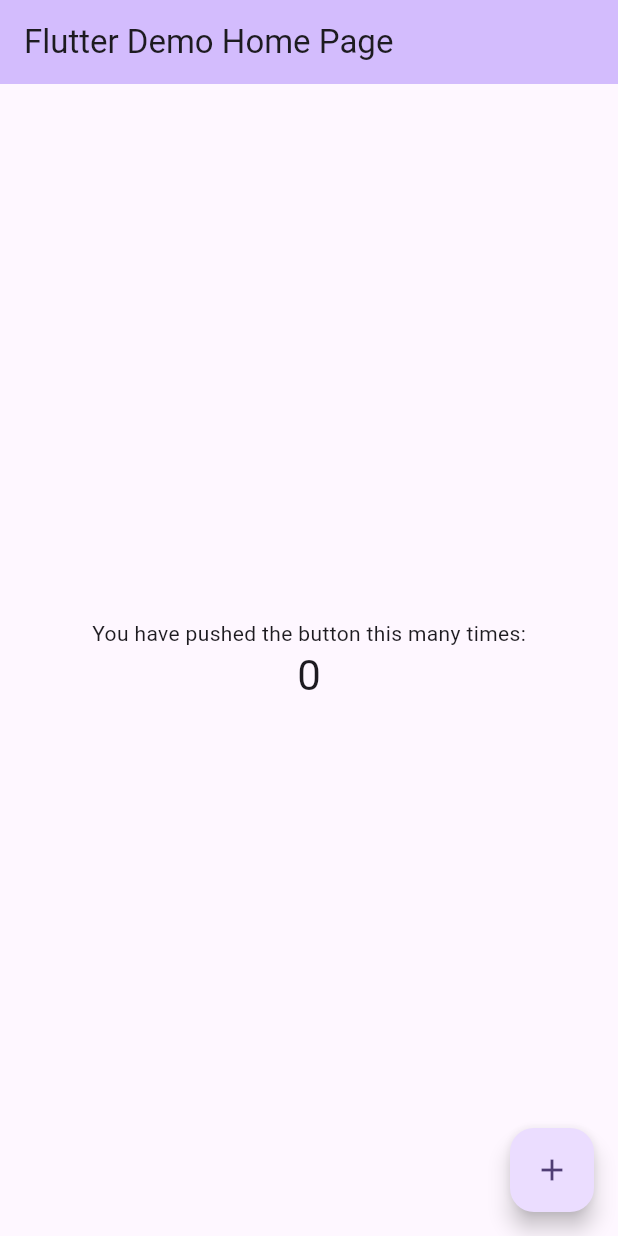
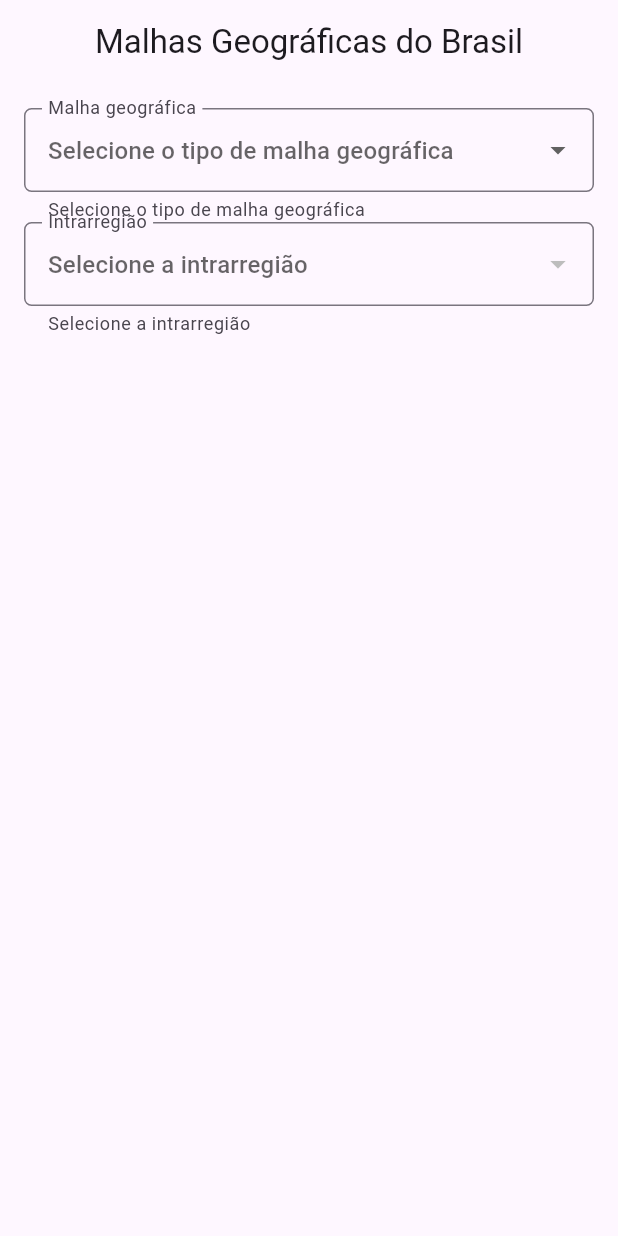
Before and after one commit to RenanFerreira0412/MalhasGeograficasBR, a Flutter app: the screen it shows after launch, on a phone screen of 412 x 824 dp. Run offline on Flutter 3.47's test engine with Material 3 defaults, Android fonts, the phone set to English and light mode, and no system bars.

Commit message:
Implementação dos campos de seleção (tipo da malha e intrarregiao)

```diff
--- /dev/null
+++ b/lib/components/custom_dropdown_button.dart
@@ -0,0 +1,38 @@
+import 'package:flutter/material.dart';
+
+class CustomDropdownButton<T> extends StatelessWidget {
+  final String label;
+  final String hint;
+  final List<DropdownMenuItem<T>> items;
+  final T value;
+  final void Function(T?) onChanged;
+
+  const CustomDropdownButton(
+      {super.key,
+      required this.label,
+      required this.hint,
+      required this.items,
+      required this.value,
+      required this.onChanged});
+
+  @override
+  Widget build(BuildContext context) {
+    return DropdownButtonFormField<T>(
+      decoration: InputDecoration(
+        labelText: label,
+        hintText: hint,
+        helperText: hint,
+        border: OutlineInputBorder(borderRadius: BorderRadius.circular(5)),
+      ),
+      items: items,
+      value: value,
+      onChanged: onChanged,
+      validator: (value) {
+        if (value == null || value == '') {
+          return 'Please enter some text';
+        }
+        return null;
+      },
+    );
+  }
+}
--- /dev/null
+++ b/lib/geographic_meshes_brazil.dart
@@ -0,0 +1,18 @@
+import 'package:flutter/material.dart';
+import 'package:malhas_geograficas_br/ui/home_ui.dart';
+
+class GeographicMeshesOfBrazil extends StatelessWidget {
+  const GeographicMeshesOfBrazil({super.key});
+
+  @override
+  Widget build(BuildContext context) {
+    return MaterialApp(
+      title: 'Malhas Geográficas do Brasil',
+      theme: ThemeData(
+        colorScheme: ColorScheme.fromSeed(seedColor: Colors.deepPurple),
+        useMaterial3: true,
+      ),
+      home: const HomeUI(),
+    );
+  }
+}
--- a/lib/main.dart
+++ b/lib/main.dart
@@ -1,125 +1,6 @@
 import 'package:flutter/material.dart';
+import 'package:malhas_geograficas_br/geographic_meshes_brazil.dart';
 
 void main() {
-  runApp(const MyApp());
+  runApp(const GeographicMeshesOfBrazil());
 }
-
-class MyApp extends StatelessWidget {
-  const MyApp({super.key});
-
-  // This widget is the root of your application.
-  @override
-  Widget build(BuildContext context) {
-    return MaterialApp(
-      title: 'Flutter Demo',
-      theme: ThemeData(
-        // This is the theme of your application.
-        //
-        // TRY THIS: Try running your application with "flutter run". You'll see
-        // the application has a blue toolbar. Then, without quitting the app,
-        // try changing the seedColor in the colorScheme below to Colors.green
-        // and then invoke "hot reload" (save your changes or press the "hot
-        // reload" button in a Flutter-supported IDE, or press "r" if you used
-        // the command line to start the app).
-        //
-        // Notice that the counter didn't reset back to zero; the application
-        // state is not lost during the reload. To reset the state, use hot
-        // restart instead.
-        //
-        // This works for code too, not just values: Most code changes can be
-        // tested with just a hot reload.
-        colorScheme: ColorScheme.fromSeed(seedColor: Colors.deepPurple),
-        useMaterial3: true,
-      ),
-      home: const MyHomePage(title: 'Flutter Demo Home Page'),
-    );
-  }
-}
-
-class MyHomePage extends StatefulWidget {
-  const MyHomePage({super.key, required this.title});
-
-  // This widget is the home page of your application. It is stateful, meaning
-  // that it has a State object (defined below) that contains fields that affect
-  // how it looks.
-
-  // This class is the configuration for the state. It holds the values (in this
-  // case the title) provided by the parent (in this case the App widget) and
-  // used by the build method of the State. Fields in a Widget subclass are
-  // always marked "final".
-
-  final String title;
-
-  @override
-  State<MyHomePage> createState() => _MyHomePageState();
-}
-
-class _MyHomePageState extends State<MyHomePage> {
-  int _counter = 0;
-
-  void _incrementCounter() {
-    setState(() {
-      // This call to setState tells the Flutter framework that something has
-      // changed in this State, which causes it to rerun the build method below
-      // so that the display can reflect the updated values. If we changed
-      // _counter without calling setState(), then the build method would not be
-      // called again, and so nothing would appear to happen.
-      _counter++;
-    });
-  }
-
-  @override
-  Widget build(BuildContext context) {
-    // This method is rerun every time setState is called, for instance as done
-    // by the _incrementCounter method above.
-    //
-    // The Flutter framework has been optimized to make rerunning build methods
-    // fast, so that you can just rebuild anything that needs updating rather
-    // than having to individually change instances of widgets.
-    return Scaffold(
-      appBar: AppBar(
-        // TRY THIS: Try changing the color here to a specific color (to
-        // Colors.amber, perhaps?) and trigger a hot reload to see the AppBar
-        // change color while the other colors stay the same.
-        backgroundColor: Theme.of(context).colorScheme.inversePrimary,
-        // Here we take the value from the MyHomePage object that was created by
-        // the App.build method, and use it to set our appbar title.
-        title: Text(widget.title),
-      ),
-      body: Center(
-        // Center is a layout widget. It takes a single child and positions it
-        // in the middle of the parent.
-        child: Column(
-          // Column is also a layout widget. It takes a list of children and
-          // arranges them vertically. By default, it sizes itself to fit its
-          // children horizontally, and tries to be as tall as its parent.
-          //
-          // Column has various properties to control how it sizes itself and
-          // how it positions its children. Here we use mainAxisAlignment to
-          // center the children vertically; the main axis here is the vertical
-          // axis because Columns are vertical (the cross axis would be
-          // horizontal).
-          //
-          // TRY THIS: Invoke "debug painting" (choose the "Toggle Debug Paint"
-          // action in the IDE, or press "p" in the console), to see the
-          // wireframe for each widget.
-          mainAxisAlignment: MainAxisAlignment.center,
-          children: <Widget>[
-            const Text(
-              'You have pushed the button this many times:',
-            ),
-            Text(
-              '$_counter',
-              style: Theme.of(context).textTheme.headlineMedium,
-            ),
-          ],
-        ),
-      ),
-      floatingActionButton: FloatingActionButton(
-        onPressed: _incrementCounter,
-        tooltip: 'Increment',
-        child: const Icon(Icons.add),
-      ), // This trailing comma makes auto-formatting nicer for build methods.
-    );
-  }
-}
--- /dev/null
+++ b/lib/models/intra_region.dart
@@ -0,0 +1,6 @@
+class IntraRegion {
+  final String type;
+  final String path;
+
+  IntraRegion({required this.type, required this.path});
+}
--- /dev/null
+++ b/lib/models/mesh.dart
@@ -0,0 +1,13 @@
+import 'package:malhas_geograficas_br/models/intra_region.dart';
+
+// classe responsável por representar as malhas geográficas
+class Mesh {
+  final String type;
+  late final String path;
+  final List<IntraRegion> intraRegionOptions;
+
+  Mesh(
+      {required this.type,
+      required this.path,
+      required this.intraRegionOptions});
+}
--- /dev/null
+++ b/lib/repositories/intra_region_repository.dart
@@ -0,0 +1,41 @@
+import 'package:malhas_geograficas_br/models/intra_region.dart';
+
+class IntraRegionRepository {
+  final List<IntraRegion> byFederationUnitOptions = [
+    IntraRegion(type: 'mesorregiao', path: '?intrarregiao=mesorregiao'),
+    IntraRegion(type: 'microrregiao', path: '?intrarregiao=microrregiao'),
+    IntraRegion(type: 'municipio', path: '?intrarregiao=municipio')
+  ];
+
+  final List<IntraRegion> byMesoregionOptions = [
+    IntraRegion(type: 'microrregiao', path: '?intrarregiao=microrregiao'),
+    IntraRegion(type: 'municipio', path: '?intrarregiao=municipio')
+  ];
+  final List<IntraRegion> byMicroregionOptions = [
+    IntraRegion(type: 'municipio', path: '?intrarregiao=municipio')
+  ];
+
+  final List<IntraRegion> byCountryOptions = [
+    IntraRegion(type: 'regiao', path: '?intrarregiao=regiao'),
+    IntraRegion(type: 'UF', path: '?intrarregiao=UF'),
+    IntraRegion(type: 'mesorregiao', path: '?intrarregiao=mesorregiao'),
+    IntraRegion(type: 'microrregiao', path: '?intrarregiao=microrregiao'),
+    IntraRegion(type: 'municipio', path: '?intrarregiao=municipio')
+  ];
+
+  final List<IntraRegion> byRegionOfBrazilOptions = [
+    IntraRegion(type: 'UF', path: '?intrarregiao=UF'),
+    IntraRegion(type: 'mesorregiao', path: '?intrarregiao=mesorregiao'),
+    IntraRegion(type: 'microrregiao', path: '?intrarregiao=microrregiao'),
+    IntraRegion(type: 'municipio', path: '?intrarregiao=municipio')
+  ];
+
+  final List<IntraRegion> byImmediateRegionOptions = [
+    IntraRegion(type: 'municipio', path: '?intrarregiao=municipio')
+  ];
+
+  final List<IntraRegion> byIntermediateRegionOptions = [
+    IntraRegion(type: 'regiao-imediata', path: '?intrarregiao=regiao-imediata'),
+    IntraRegion(type: 'municipio', path: '?intrarregiao=municipio')
+  ];
+}
--- /dev/null
+++ b/lib/repositories/meshe_repository.dart
@@ -0,0 +1,38 @@
+import 'package:malhas_geograficas_br/models/mesh.dart';
+import 'package:malhas_geograficas_br/repositories/intra_region_repository.dart';
+
+class MesheRepository {
+  static final IntraRegionRepository _intraRegion = IntraRegionRepository();
+
+  static List<Mesh> meshes = [
+    Mesh(
+        type: 'Por Unidade da Federação',
+        path: 'estados',
+        intraRegionOptions: _intraRegion.byFederationUnitOptions),
+    Mesh(
+        type: 'Por mesorregião',
+        path: 'mesorregioes',
+        intraRegionOptions: _intraRegion.byMesoregionOptions),
+    Mesh(
+        type: 'Por microrregião',
+        path: 'microrregioes',
+        intraRegionOptions: _intraRegion.byMicroregionOptions),
+    Mesh(type: 'Por município', path: 'municipios', intraRegionOptions: []),
+    Mesh(
+        type: 'Por país',
+        path: 'paises',
+        intraRegionOptions: _intraRegion.byCountryOptions),
+    Mesh(
+        type: 'Por região do Brasil',
+        path: 'regioes',
+        intraRegionOptions: _intraRegion.byRegionOfBrazilOptions),
+    Mesh(
+        type: 'Por região imediata',
+        path: 'regioes-imediatas',
+        intraRegionOptions: _intraRegion.byImmediateRegionOptions),
+    Mesh(
+        type: 'Por região intermediária',
+        path: 'regioes-intermediarias',
+        intraRegionOptions: _intraRegion.byIntermediateRegionOptions),
+  ];
+}
--- /dev/null
+++ b/lib/ui/home_ui.dart
@@ -0,0 +1,90 @@
+import 'package:flutter/material.dart';
+import 'package:malhas_geograficas_br/components/custom_dropdown_button.dart';
+import 'package:malhas_geograficas_br/models/intra_region.dart';
+import 'package:malhas_geograficas_br/models/mesh.dart';
+import 'package:malhas_geograficas_br/repositories/meshe_repository.dart';
+
+class HomeUI extends StatefulWidget {
+  const HomeUI({super.key});
+
+  static String title = "Malhas Geográficas do Brasil";
+
+  @override
+  State<HomeUI> createState() => _HomeUIState();
+}
+
+class _HomeUIState extends State<HomeUI> {
+  final meshes = MesheRepository.meshes;
+
+  // Valores
+  List<IntraRegion>? intraRegionOptions;
+  Mesh? meshType;
+  String? meshTypeSelected;
+  String? intraRegionSelected;
+
+  @override
+  void initState() {
+    super.initState();
+  }
+
+  @override
+  Widget build(BuildContext context) {
+    return Scaffold(
+      appBar: AppBar(
+        title: Text(
+          HomeUI.title,
+          textAlign: TextAlign.center,
+        ),
+        centerTitle: true,
+      ),
+      body: SingleChildScrollView(
+        padding: const EdgeInsets.all(16),
+        child: Column(
+          crossAxisAlignment: CrossAxisAlignment.center,
+          children: [
+            CustomDropdownButton<Mesh?>(
+              label: 'Malha geográfica',
+              hint: 'Selecione o tipo de malha geográfica',
+              items: meshes.map((Mesh mesh) {
+                return DropdownMenuItem<Mesh>(
+                  value: mesh,
+                  child: Text(mesh.type),
+                );
+              }).toList(),
+              onChanged: (Mesh? mesh) {
+                setState(() {
+                  meshTypeSelected = mesh!.path;
+                  meshType = mesh;
+                  intraRegionOptions = mesh.intraRegionOptions;
+                });
+
+                debugPrint(meshTypeSelected);
+                debugPrint(intraRegionOptions.toString());
+              },
+              value: meshType,
+            ),
+            CustomDropdownButton<String?>(
+              label: 'Intrarregião',
+              hint: 'Selecione a intrarregião',
+              items: intraRegionOptions?.map((IntraRegion intraRegion) {
+                    return DropdownMenuItem<String>(
+                      value: intraRegion.path,
+                      child: Text(intraRegion.type),
+                    );
+                  }).toList() ??
+                  [],
+              onChanged: (String? intraRegion) {
+                setState(() {
+                  intraRegionSelected = intraRegion;
+                });
+
+                debugPrint(intraRegionSelected);
+              },
+              value: intraRegionSelected,
+            )
+          ],
+        ),
+      ),
+    );
+  }
+}
--- a/pubspec.yaml
+++ b/pubspec.yaml
@@ -35,6 +35,8 @@ dependencies:
   # The following adds the Cupertino Icons font to your application.
   # Use with the CupertinoIcons class for iOS style icons.
   cupertino_icons: ^1.0.2
+  provider: ^6.1.1
+  http: ^1.1.0
 
 dev_dependencies:
   flutter_test:
```
Also changed, not shown: pubspec.lock, 1 other file.
